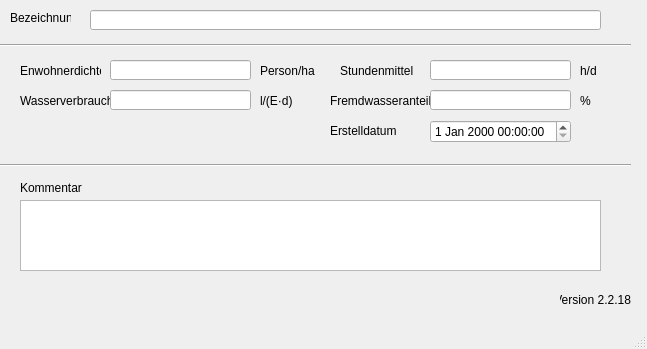
Qt form qkan/database/templates/einzugsgebiete.ui (hoettges/QKan) before a commit.
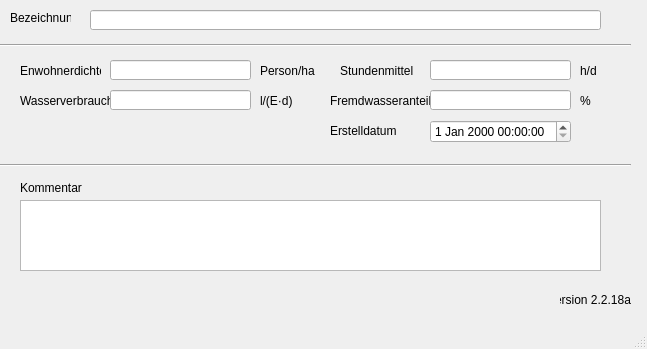
The same form after that commit. Custom widgets are drawn as their Qt base class.

```diff
--- a/qkan/database/templates/einzugsgebiete.ui
+++ b/qkan/database/templates/einzugsgebiete.ui
@@ -269,7 +269,7 @@
      <string>Version QKan Import</string>
     </property>
     <property name="text">
-     <string>Version 2.2.18</string>
+     <string>Version 2.2.18a</string>
     </property>
     <property name="alignment">
      <set>Qt::AlignRight|Qt::AlignTrailing|Qt::AlignVCenter</set>
```
